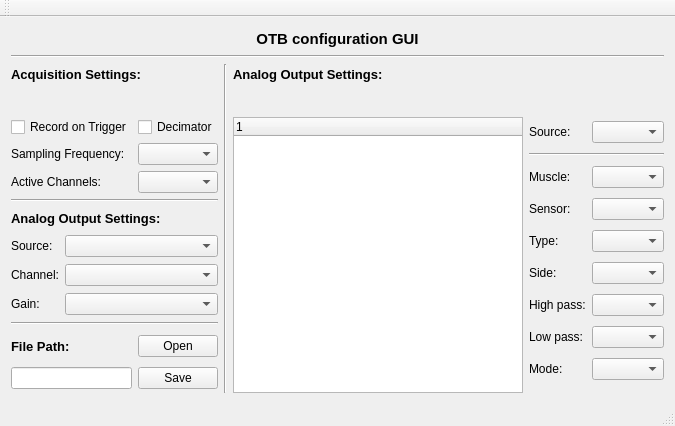
Old version of the form forms/mainwindow.ui in the repository Aightech/OTBconfigGUI.
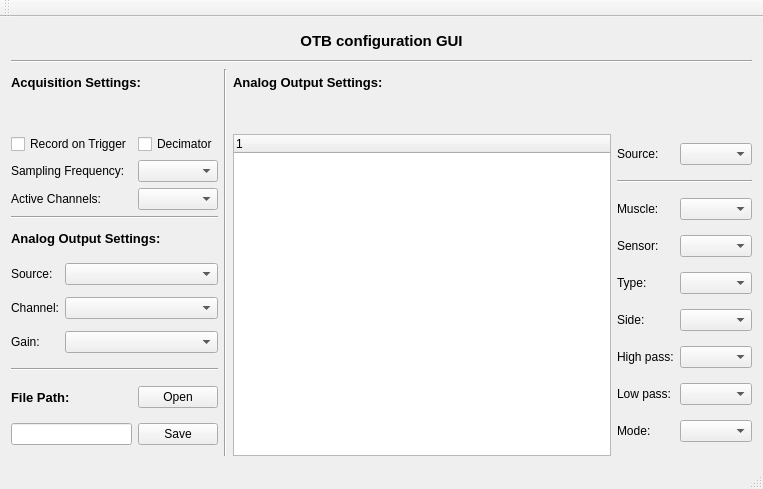
New version of the form.

```diff
--- a/forms/mainwindow.ui
+++ b/forms/mainwindow.ui
@@ -6,8 +6,8 @@
    <rect>
     <x>0</x>
     <y>0</y>
-    <width>675</width>
-    <height>426</height>
+    <width>763</width>
+    <height>489</height>
    </rect>
   </property>
   <property name="windowTitle">
```
Left out of the diff: 2 changed lines with no effect on the pictures.
